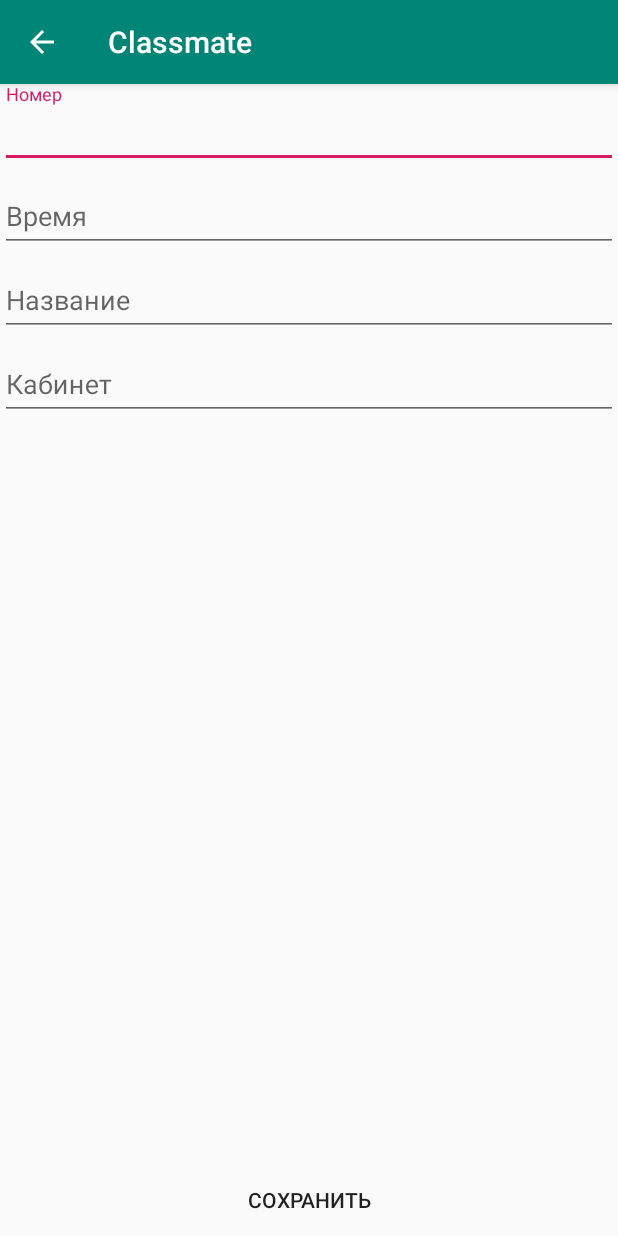
After one commit to PhobosXIII/classmate, an Android app: the TimetableEditActivity screen opened directly, with no data from a screen before it, on a phone screen of 412 x 824 dp. The commit adds this screen. Run offline under Robolectric (Android 15) with nearby library versions, the phone set to English and light mode, and no system bars.

Commit message:
Magic commit

```diff
--- a/app/src/main/AndroidManifest.xml
+++ b/app/src/main/AndroidManifest.xml
@@ -2,7 +2,7 @@
 <manifest xmlns:android="http://schemas.android.com/apk/res/android"
     package="com.future.scientists.classmate">
 
-    <uses-permission android:name="android.permission.INTERNET"/>
+    <uses-permission android:name="android.permission.INTERNET" />
 
     <application
         android:allowBackup="true"
@@ -10,18 +10,21 @@
         android:label="@string/app_name"
         android:roundIcon="@mipmap/ic_launcher_round"
         android:supportsRtl="true"
-        android:usesCleartextTraffic="true"
-        android:theme="@style/AppTheme">
-        <activity android:name=".HomeworksActivity">
+        android:theme="@style/AppTheme"
+        android:usesCleartextTraffic="true">
+        <activity android:name=".TimetableEditActivity"></activity>
+        <activity android:name=".HomeworksActivity"
+            android:label="Домашка">
+
             <intent-filter>
                 <action android:name="android.intent.action.MAIN" />
+
                 <category android:name="android.intent.category.LAUNCHER" />
             </intent-filter>
         </activity>
         <activity
             android:name=".UserProfileActivity"
-            android:label="Домашние задания">
-        </activity>
+            android:label="Домашние задания"></activity>
         <activity
             android:name=".HomeworkEditActivity"
             android:label="Домашнее задание" />
--- a/app/src/main/java/com/future/scientists/classmate/HomeworksActivity.kt
+++ b/app/src/main/java/com/future/scientists/classmate/HomeworksActivity.kt
@@ -54,7 +54,7 @@ class HomeworksActivity : AppCompatActivity() {
         service.saveUser(User(UUID.randomUUID().toString(), "I", "R", "L", "123", "10"))
                 .enqueue(object : Callback<User> {
                     override fun onFailure(call: Call<User>, t: Throwable) {
-                        Log.e("Error", "", t)
+                        Log.e("ConnectionError", "", t)
                     }
 
                     override fun onResponse(call: Call<User>, response: Response<User>) {
--- /dev/null
+++ b/app/src/main/java/com/future/scientists/classmate/TimetableEditActivity.kt
@@ -0,0 +1,24 @@
+package com.future.scientists.classmate
+
+import androidx.appcompat.app.AppCompatActivity
+import android.os.Bundle
+import androidx.appcompat.widget.Toolbar
+import com.google.android.material.textfield.TextInputEditText
+
+
+class TimetableEditActivity : AppCompatActivity() {
+
+    override fun onCreate(savedInstanceState: Bundle?) {
+        super.onCreate(savedInstanceState)
+        setContentView(R.layout.activity_timetable_edit)
+        supportActionBar?.setDisplayHomeAsUpEnabled(true)
+        val edNumber = findViewById<TextInputEditText>(R.id.edNumber)
+        val edTime = findViewById<TextInputEditText>(R.id.edTime)
+        val edTitle = findViewById<TextInputEditText>(R.id.edTitle)
+        val edCabinet = findViewById<TextInputEditText>(R.id.edCabinet)
+        val toolbar = findViewById<Toolbar>(R.id.toolbar)
+
+
+
+    }
+}
--- /dev/null
+++ b/app/src/main/res/layout/activity_timetable_edit.xml
@@ -0,0 +1,70 @@
+<?xml version="1.0" encoding="utf-8"?>
+<androidx.constraintlayout.widget.ConstraintLayout xmlns:android="http://schemas.android.com/apk/res/android"
+    xmlns:app="http://schemas.android.com/apk/res-auto"
+    xmlns:tools="http://schemas.android.com/tools"
+    android:layout_width="match_parent"
+    android:layout_height="match_parent"
+    tools:context=".TimetableEditActivity">
+    <androidx.appcompat.widget.Toolbar
+        android:id="@+id/toolbar"
+        android:layout_width="match_parent"
+        android:layout_height="wrap_content"
+        app:layout_constraintStart_toStartOf="parent"
+        app:layout_constraintBottom_toTopOf="@id/layoutNumber"/>
+    <com.google.android.material.textfield.TextInputLayout
+        android:id="@+id/layoutNumber"
+        android:layout_width="fill_parent"
+        android:layout_height="wrap_content"
+        app:layout_constraintStart_toStartOf="parent"
+        app:layout_constraintTop_toTopOf="parent">
+        <com.google.android.material.textfield.TextInputEditText
+            android:id="@+id/edNumber"
+            android:layout_width="match_parent"
+            android:layout_height="wrap_content"
+            android:hint="Номер"/>
+    </com.google.android.material.textfield.TextInputLayout>
+    <com.google.android.material.textfield.TextInputLayout
+        android:id="@+id/layoutTime"
+        android:layout_width="fill_parent"
+        android:layout_height="wrap_content"
+        app:layout_constraintStart_toStartOf="parent"
+        app:layout_constraintTop_toBottomOf="@id/layoutNumber">
+        <com.google.android.material.textfield.TextInputEditText
+            android:id="@+id/edTime"
+            android:layout_width="match_parent"
+            android:layout_height="wrap_content"
+            android:hint="Время"/>
+    </com.google.android.material.textfield.TextInputLayout>
+    <com.google.android.material.textfield.TextInputLayout
+        android:id="@+id/layoutTitle"
+        android:layout_width="fill_parent"
+        android:layout_height="wrap_content"
+        app:layout_constraintStart_toStartOf="parent"
+        app:layout_constraintTop_toBottomOf="@id/layoutTime">
+        <com.google.android.material.textfield.TextInputEditText
+            android:id="@+id/edTitle"
+            android:layout_width="match_parent"
+            android:layout_height="wrap_content"
+            android:hint="Название"/>
+    </com.google.android.material.textfield.TextInputLayout>
+    <com.google.android.material.textfield.TextInputLayout
+        android:id="@+id/layoutCabinet"
+        android:layout_width="fill_parent"
+        android:layout_height="wrap_content"
+        app:layout_constraintStart_toStartOf="parent"
+        app:layout_constraintTop_toBottomOf="@id/layoutTitle">
+        <com.google.android.material.textfield.TextInputEditText
+            android:id="@+id/edCabinet"
+            android:layout_width="match_parent"
+            android:layout_height="wrap_content"
+            android:hint="Кабинет"/>
+    </com.google.android.material.textfield.TextInputLayout>
+    <Button
+        android:layout_width="match_parent"
+        android:layout_height="wrap_content"
+        app:layout_constraintBottom_toBottomOf="parent"
+        app:layout_constraintStart_toStartOf="parent"
+        android:text="Сохранить"
+        android:background="?attr/selectableItemBackground"
+        />
+</androidx.constraintlayout.widget.ConstraintLayout>
```
